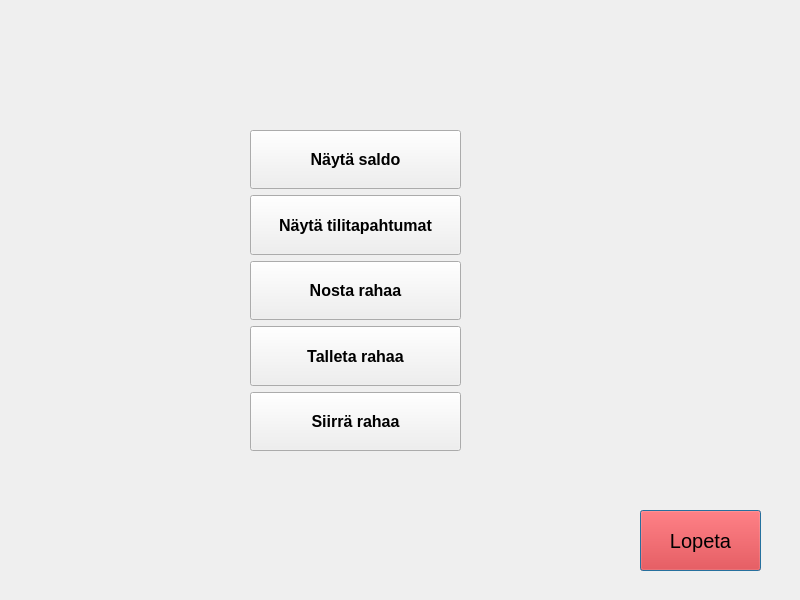
Qt form frontend/clientwindow.ui (22kmo-project/group_7) before a commit.
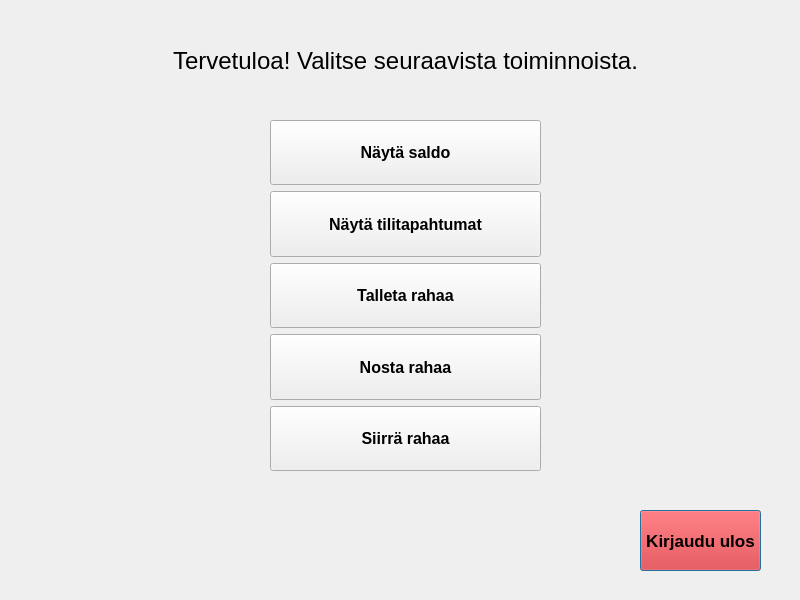
The same form after that commit.

Diff of the .ui file:
```diff
--- a/frontend/clientwindow.ui
+++ b/frontend/clientwindow.ui
@@ -24,7 +24,8 @@
    </property>
    <property name="font">
     <font>
-     <pointsize>15</pointsize>
+     <pointsize>13</pointsize>
+     <bold>true</bold>
     </font>
    </property>
    <property name="styleSheet">
@@ -32,16 +33,16 @@
 color: black;</string>
    </property>
    <property name="text">
-    <string>Lopeta</string>
+    <string>Kirjaudu ulos</string>
    </property>
   </widget>
-  <widget class="QWidget" name="">
+  <widget class="QWidget" name="layoutWidget">
    <property name="geometry">
     <rect>
-     <x>250</x>
-     <y>130</y>
-     <width>211</width>
-     <height>321</height>
+     <x>270</x>
+     <y>120</y>
+     <width>271</width>
+     <height>351</height>
     </rect>
    </property>
    <property name="sizePolicy">
@@ -89,25 +90,6 @@
       </property>
      </widget>
     </item>
-    <item>
-     <widget class="QPushButton" name="button_withdraw">
-      <property name="sizePolicy">
-       <sizepolicy hsizetype="MinimumExpanding" vsizetype="MinimumExpanding">
-        <horstretch>0</horstretch>
-        <verstretch>0</verstretch>
-       </sizepolicy>
-      </property>
-      <property name="font">
-       <font>
-        <pointsize>12</pointsize>
-        <bold>true</bold>
-       </font>
-      </property>
-      <property name="text">
-       <string>Nosta rahaa</string>
-      </property>
-     </widget>
-    </item>
     <item>
      <widget class="QPushButton" name="button_deposit">
       <property name="sizePolicy">
@@ -127,6 +109,25 @@
       </property>
      </widget>
     </item>
+    <item>
+     <widget class="QPushButton" name="button_withdraw">
+      <property name="sizePolicy">
+       <sizepolicy hsizetype="MinimumExpanding" vsizetype="MinimumExpanding">
+        <horstretch>0</horstretch>
+        <verstretch>0</verstretch>
+       </sizepolicy>
+      </property>
+      <property name="font">
+       <font>
+        <pointsize>12</pointsize>
+        <bold>true</bold>
+       </font>
+      </property>
+      <property name="text">
+       <string>Nosta rahaa</string>
+      </property>
+     </widget>
+    </item>
     <item>
      <widget class="QPushButton" name="button_transfer">
       <property name="sizePolicy">
@@ -148,6 +149,30 @@
     </item>
    </layout>
   </widget>
+  <widget class="QLabel" name="label">
+   <property name="geometry">
+    <rect>
+     <x>130</x>
+     <y>20</y>
+     <width>551</width>
+     <height>81</height>
+    </rect>
+   </property>
+   <property name="font">
+    <font>
+     <pointsize>18</pointsize>
+    </font>
+   </property>
+   <property name="layoutDirection">
+    <enum>Qt::LeftToRight</enum>
+   </property>
+   <property name="text">
+    <string>Tervetuloa! Valitse seuraavista toiminnoista.</string>
+   </property>
+   <property name="alignment">
+    <set>Qt::AlignCenter</set>
+   </property>
+  </widget>
  </widget>
  <resources/>
  <connections/>
```
